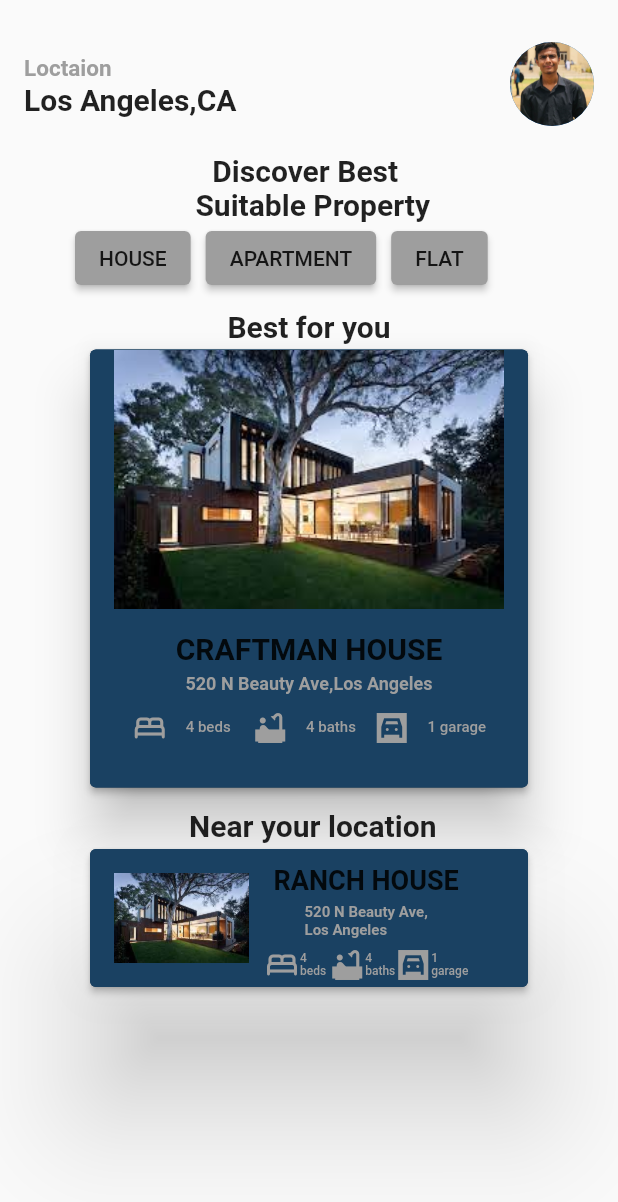
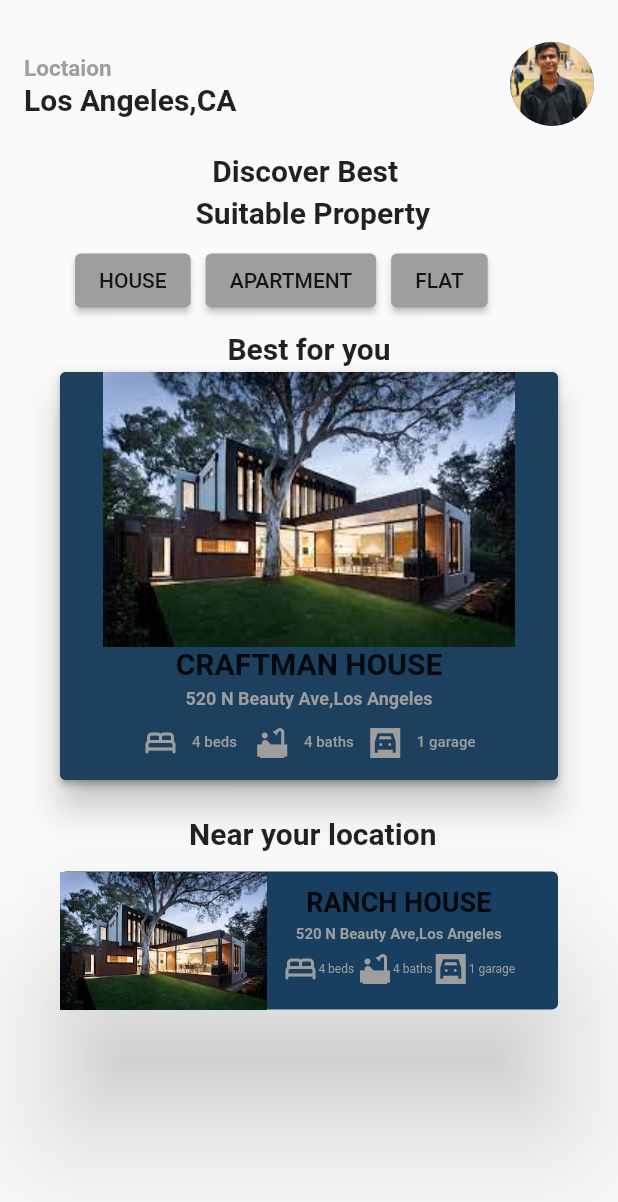
Before and after one commit to SubhanAhme/property_selling_app, a Flutter app: the HomeView screen opened directly, on a phone screen of 412 x 824 dp. Shown: the top 1202 px of the screen. Run offline on Flutter 3.47's test engine with Material 2 defaults, Android fonts, the light colour scheme and no system bars.

Commit message:
second commit

```diff
--- a/property/lib/views/homeView.dart
+++ b/property/lib/views/homeView.dart
@@ -10,173 +10,259 @@ class HomeView extends StatelessWidget {
   @override
   Widget build(BuildContext context) {
     return Scaffold(
-     body: Column(
-
-      children: [
+      body: Column(children: [
         Container(
           padding: EdgeInsets.only(top: 20),
           child: ListTile(
-            title: Text("Loctaion",style: TextStyle(fontWeight: FontWeight.bold,fontSize: 15,color: Colors.grey)),
-             subtitle: Text("Los Angeles,CA",style: TextStyle(fontWeight: FontWeight.bold,fontSize: 20,color: Colors.black87)),
+            title: Text("Loctaion",
+                style: TextStyle(
+                    fontWeight: FontWeight.bold,
+                    fontSize: 15,
+                    color: Colors.grey)),
+            subtitle: Text("Los Angeles,CA",
+                style: TextStyle(
+                    fontWeight: FontWeight.bold,
+                    fontSize: 20,
+                    color: Colors.black87)),
             trailing: CircleAvatar(
-              backgroundImage:   AssetImage("assets/profile.jpeg"),
+              backgroundImage: AssetImage("assets/profile.jpeg"),
               radius: 28,
             ),
           ),
+        ),
+        SizedBox(
+          height: 10,
+          width: 15,
+        ),
+        Title(
+            color: Color.fromARGB(255, 25, 64, 95),
+            child: Text("Discover Best ",
+                style: TextStyle(
+                    fontWeight: FontWeight.bold,
+                    fontSize: 20,
+                    color: Colors.black87))),
+                    SizedBox(
+                  height: 5,
+                ),
+        Text(" Suitable Property",
+            style: TextStyle(
+                fontWeight: FontWeight.bold,
+                fontSize: 20,
+                color: Colors.black87)),
+                SizedBox(
+                  height: 10,
+                ),
+        Container(
+            child: Row(
+          children: [
+            SizedBox(
+              width: 50,
+            ),
+            ElevatedButton(
+                onPressed: () {},
+                child: Text("HOUSE", style: TextStyle(color: Colors.black87)),
+                style: ElevatedButton.styleFrom(
+                  backgroundColor: Colors.grey,
+                )),
+            SizedBox(
+              width: 10,
+            ),
+            ElevatedButton(
+                onPressed: () {},
+                child: Text(
+                  "APARTMENT",
+                  style: TextStyle(color: Colors.black87),
+                ),
+                style: ElevatedButton.styleFrom(
+                  backgroundColor: Colors.grey,
+                )),
+            SizedBox(
+              width: 10,
+            ),
+            ElevatedButton(
+                onPressed: () {},
+                child: Text("FLAT", style: TextStyle(color: Colors.black87)),
+                style: ElevatedButton.styleFrom(
+                  backgroundColor: Colors.grey,
+                )),
+          ],
+        )),
+        SizedBox(
+          height: 10,
+          width: 15,
+        ),
+        Text("Best for you",
+            style: TextStyle(
+                fontWeight: FontWeight.bold,
+                fontSize: 20,
+                color: Colors.black87)),
+        Container(
+          width: 340,
+          height: 280,
+          child: Stack(
+            children: [
+              Container(
+                  child: Card(
+                      color: Color.fromARGB(255, 21, 54, 81),
+                      elevation: 10,
+                      child:Container(
+                        child: ElevatedButton(onPressed:(){},
+                          style: ElevatedButton.styleFrom(
+                  backgroundColor: Color.fromARGB(255, 28, 64, 94),),
+                          child: Column(
+                            children: [
+                              Image.asset("assets/property1.jpeg"),
+                              Text("CRAFTMAN HOUSE",
+                                  style: TextStyle(
+                                      fontSize: 20,
+                                      fontWeight: FontWeight.bold,
+                                      color: Colors.black87)),
+                              SizedBox(
+                                height: 5,
+                              ),
+                              Text("520 N Beauty Ave,Los Angeles",
+                                  style: TextStyle(
+                                      fontSize: 12,
+                                      fontWeight: FontWeight.bold,
+                                      color: Colors.grey)),
+                              SizedBox(
+                                height: 10,
+                                width: 20,
+                              ),
+                              Row(
 
+                                mainAxisAlignment: MainAxisAlignment.spaceBetween,
+                                children: [
+                                  SizedBox(
+                                    width: 30,
                                   ),
-          SizedBox(height: 10, width: 15,),
-          Title(color: Color.fromARGB(255, 25, 64, 95),
-           child: Text("Discover Best ",style: TextStyle(fontWeight: FontWeight.bold,fontSize: 20,color: Colors.black87))),
-           Text(" Suitable Property",style: TextStyle(fontWeight: FontWeight.bold,fontSize: 20,color: Colors.black87)),
+                                  Icon(
+                                    Icons.bed_rounded,
+                                    color: Colors.grey,
+                                  ),
+                                  Text(
+                                    "4 beds ",
+                                    style: TextStyle(
+                                        fontSize: 10, color: Colors.grey),
+                                  ),
+                                  Icon(
+                                    Icons.bathtub_sharp,
+                                    color: Colors.grey,
+                                  ),
+                                  Text(
+                                    "4 baths",
+                                    style: TextStyle(
+                                        fontSize: 10, color: Colors.grey),
+                                  ),
+                                  Icon(
+                                    Icons.garage_sharp,
+                                    color: Colors.grey,
+                                  ),
+                                  Text(
+                                    "1 garage",
+                                    style: TextStyle(
+                                        fontSize: 10, color: Colors.grey),
+                                  ),
+                                  SizedBox(
+                                    width: 30,
+                                  ),
+                                ],
+                              )
+                            ],
+                          ),
+                        ),
+                      )))
+            ],
+          ),
+        ),
+
+        SizedBox(
+          height: 20,
+          width: 15,
+        ),
+        Text(" Near your location",
+            style: TextStyle(
+                fontSize: 20,
+                fontWeight: FontWeight.bold,
+                color: Colors.black87)),
+                SizedBox(
+                  height: 10,
+                ),
+        Container(
+          height: 100,
+          width: 340,
+          child: Card(
+            elevation: 40,
+            color: Color.fromARGB(255, 24, 63, 95),
+            child: Row(
+              children: <Widget>[
                 Container(
 
-              child:Row(
+                  child: Image.asset("assets/property1.jpeg"),
+                ),
+                SizedBox(
+                  width: 10,
+                ),
+                Container(
+                  child: Column(
                     children: [
-                  SizedBox(width: 50,),
-                  ElevatedButton(onPressed: (){}, child: Text("HOUSE",style: TextStyle(color: Colors.black87)),style: ElevatedButton.styleFrom(
-                      backgroundColor: Colors.grey,)),
-                  SizedBox(width: 10,),
-                  ElevatedButton(onPressed: (){}, child: Text("APARTMENT",style: TextStyle(color: Colors.black87),),style: ElevatedButton.styleFrom(
-                      backgroundColor: Colors.grey,)),
-                  SizedBox(width: 10,),
-                  ElevatedButton(onPressed: (){}, child: Text("FLAT",style: TextStyle(color: Colors.black87)),style: ElevatedButton.styleFrom(
-                      backgroundColor: Colors.grey,)),
-                ],
-              )),
-              SizedBox(height: 10, width: 15,),
-          Text("Best for you",style:
-          TextStyle(fontWeight: FontWeight.bold,fontSize: 20,color: Colors.black87)),
-          Container(
-            height: 300,
-            width: 300,
-            child: Card(
-
-                  elevation: 15,
-                  color: Color.fromARGB(255, 24, 63, 95),
-
-                  child: ElevatedButton(   onPressed: () => {Navigator.push(
-                                    context,
-                                    MaterialPageRoute(
-                                        builder: (context) =>
-                                            DetailView()),)
-
-                          },
-                   style: ElevatedButton.styleFrom(
-                    backgroundColor: Color.fromARGB(255, 26, 65, 98)
+                      SizedBox(
+                        height: 10,
+                        width: 15,
                       ),
-                    child: Column(
-                      children: <Widget>[
-                        Image.asset("assets/property1.jpeg"),
-                          SizedBox(height: 15,),
-
-                            Text("CRAFTMAN HOUSE",style: TextStyle(
-                         fontSize: 20,
-                          fontWeight: FontWeight.bold,color: Colors.black87)),
-                          SizedBox(height: 5,),
-                          Text("520 N Beauty Ave,Los Angeles",style: TextStyle(
-                         fontSize: 12,
-                          fontWeight: FontWeight.bold,color: Colors.grey)),
-                          SizedBox(height: 10,),
+                      Text("RANCH HOUSE",
+                          style: TextStyle(
+                              fontSize: 18,
+                              fontWeight: FontWeight.bold,
+                              color: Colors.black87)),
+                      SizedBox(
+                        height: 5,
+                      ),
+                      Text("520 N Beauty Ave,Los Angeles",
+                          style: TextStyle(
+                              fontSize: 10,
+                              fontWeight: FontWeight.bold,
+                              color: Colors.grey)),
+                      SizedBox(
+                        height: 5,
+                      ),
                       Row(
                         mainAxisAlignment: MainAxisAlignment.spaceEvenly,
                         children: [
-
-
-                           Icon(Icons.bed_rounded,color: Colors.grey,),
-                           Text("4 beds ",style: TextStyle(fontSize: 10,color: Colors.grey),),
-                            Icon(Icons.bathtub_sharp,color: Colors.grey,),
-                             Text("4 baths",style: TextStyle(fontSize: 10,color: Colors.grey),),
-                            Icon(Icons.garage_sharp,color: Colors.grey,),
-                             Text("1 garage",style: TextStyle(fontSize: 10,color: Colors.grey),),
-
-                        ],
+                          Icon(
+                            Icons.bed_rounded,
+                            color: Colors.grey,
                           ),
-
-
-
-
-
-                      ],
+                          Text(
+                            "4 beds ",
+                            style: TextStyle(fontSize: 8, color: Colors.grey),
                           ),
+                          Icon(
+                            Icons.bathtub_sharp,
+                            color: Colors.grey,
                           ),
+                          Text(
+                            "4 baths",
+                            style: TextStyle(fontSize: 8, color: Colors.grey),
                           ),
+                          Icon(
+                            Icons.garage_sharp,
+                            color: Colors.grey,
                           ),
-          SizedBox(height: 10, width: 15,),
-          Text(" Near your location",
-            style: TextStyle(
-                         fontSize: 20,
-                          fontWeight: FontWeight.bold,color: Colors.black87)),
-          Container(
-            height: 100,
-            width: 300,
-            child: Card(
-
-
-                  elevation: 40,
-                  color: Color.fromARGB(255, 24, 63, 95),
-
-                  child: ElevatedButton(onPressed: () {
-
-                  },
-                   style: ElevatedButton.styleFrom(
-                    backgroundColor: Color.fromARGB(255, 26, 65, 98)
+                          Text(
+                            "1 garage",
+                            style: TextStyle(fontSize: 8, color: Colors.grey),
                           ),
-                    child: Row(
-                      children: <Widget>[
-                       Container(
-                        width: 90,
-                        height: 130,
-                        child:  Image.asset("assets/property1.jpeg"),
-                       ),
-                          SizedBox(width: 10,),
-                          Container(
-                            child: Column(
-                              children: [
-                                SizedBox(height: 10, width: 15,),
-                                    Text("RANCH HOUSE",style: TextStyle(
-                         fontSize: 18,
-                          fontWeight: FontWeight.bold,color: Colors.black87)),
-                          SizedBox(height: 5,),
-                          Text("520 N Beauty Ave,\nLos Angeles",style: TextStyle(
-                         fontSize: 10,
-                          fontWeight: FontWeight.bold,color: Colors.grey)),
-                          SizedBox(height: 5,),
-                          Row(
-                mainAxisAlignment: MainAxisAlignment.spaceEvenly,
-                        children: [
-
-
-                           Icon(Icons.bed_rounded,color: Colors.grey,),
-                           Text("4 \nbeds ",style: TextStyle(fontSize: 8,color: Colors.grey),),
-                            Icon(Icons.bathtub_sharp,color: Colors.grey,),
-                             Text("4 \nbaths",style: TextStyle(fontSize: 8,color: Colors.grey),),
-                            Icon(Icons.garage_sharp,color: Colors.grey,),
-                             Text("1 \ngarage",style: TextStyle(fontSize: 8,color: Colors.grey),),
-
                         ],
                       ),
                     ],
                   ),
                 )
-
-
-
-
-
-
               ],
             ),
           ),
-
         ),
-          )
-//
-      ],
-
-     ),
-
-
+      ]),
     );
   }
 }
```
Lines whose indentation alone changed are shown as unchanged.
